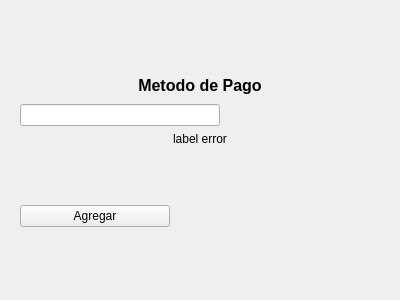
This is Minimarket/archivos_ui/ventana_agregar_metodo_de_pago.ui in rulssss/Minimarket as Qt 5 draws it before an edit. The edited form follows.
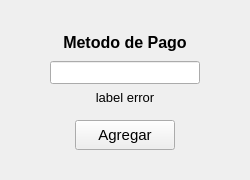
This is the edited form.

Patch:
```diff
--- a/Minimarket/archivos_ui/ventana_agregar_metodo_de_pago.ui
+++ b/Minimarket/archivos_ui/ventana_agregar_metodo_de_pago.ui
@@ -6,16 +6,45 @@
    <rect>
     <x>0</x>
     <y>0</y>
-    <width>400</width>
-    <height>300</height>
+    <width>250</width>
+    <height>180</height>
    </rect>
   </property>
+  <property name="minimumSize">
+   <size>
+    <width>250</width>
+    <height>180</height>
+   </size>
+  </property>
+  <property name="maximumSize">
+   <size>
+    <width>250</width>
+    <height>180</height>
+   </size>
+  </property>
   <property name="windowTitle">
    <string>Form</string>
   </property>
   <layout class="QGridLayout" name="gridLayout">
    <item row="0" column="0">
     <widget class="QFrame" name="frame">
+     <property name="minimumSize">
+      <size>
+       <width>200</width>
+       <height>0</height>
+      </size>
+     </property>
+     <property name="maximumSize">
+      <size>
+       <width>200</width>
+       <height>16777215</height>
+      </size>
+     </property>
+     <property name="font">
+      <font>
+       <pointsize>10</pointsize>
+      </font>
+     </property>
      <property name="frameShape">
       <enum>QFrame::NoFrame</enum>
      </property>
@@ -36,7 +65,7 @@
         </property>
        </spacer>
       </item>
-      <item>
+      <item alignment="Qt::AlignmentFlag::AlignHCenter">
        <widget class="QLabel" name="label">
         <property name="minimumSize">
          <size>
@@ -58,23 +87,28 @@
         </property>
        </widget>
       </item>
-      <item>
+      <item alignment="Qt::AlignmentFlag::AlignHCenter">
        <widget class="QLineEdit" name="lineEdit">
         <property name="minimumSize">
          <size>
-          <width>200</width>
+          <width>150</width>
           <height>0</height>
          </size>
         </property>
         <property name="maximumSize">
          <size>
-          <width>200</width>
+          <width>150</width>
           <height>16777215</height>
          </size>
         </property>
+        <property name="font">
+         <font>
+          <pointsize>10</pointsize>
+         </font>
+        </property>
        </widget>
       </item>
-      <item>
+      <item alignment="Qt::AlignmentFlag::AlignHCenter">
        <widget class="QLabel" name="label_2">
         <property name="text">
          <string>label error</string>
@@ -97,12 +131,12 @@
         </property>
        </spacer>
       </item>
-      <item>
+      <item alignment="Qt::AlignmentFlag::AlignHCenter">
        <widget class="QPushButton" name="pushButton">
         <property name="minimumSize">
          <size>
-          <width>150</width>
-          <height>0</height>
+          <width>100</width>
+          <height>30</height>
          </size>
         </property>
         <property name="maximumSize">
@@ -111,6 +145,11 @@
           <height>16777215</height>
          </size>
         </property>
+        <property name="font">
+         <font>
+          <pointsize>11</pointsize>
+         </font>
+        </property>
         <property name="text">
          <string>Agregar</string>
         </property>
```
Left out of the diff: 14 changed lines with no effect on the pictures.
